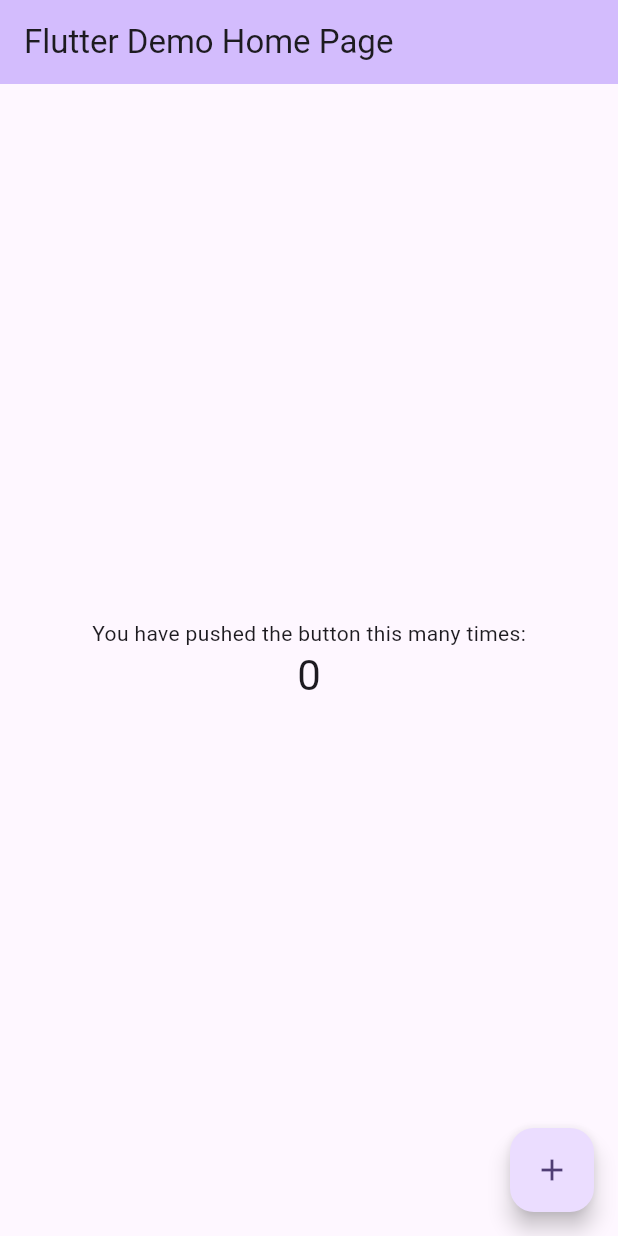
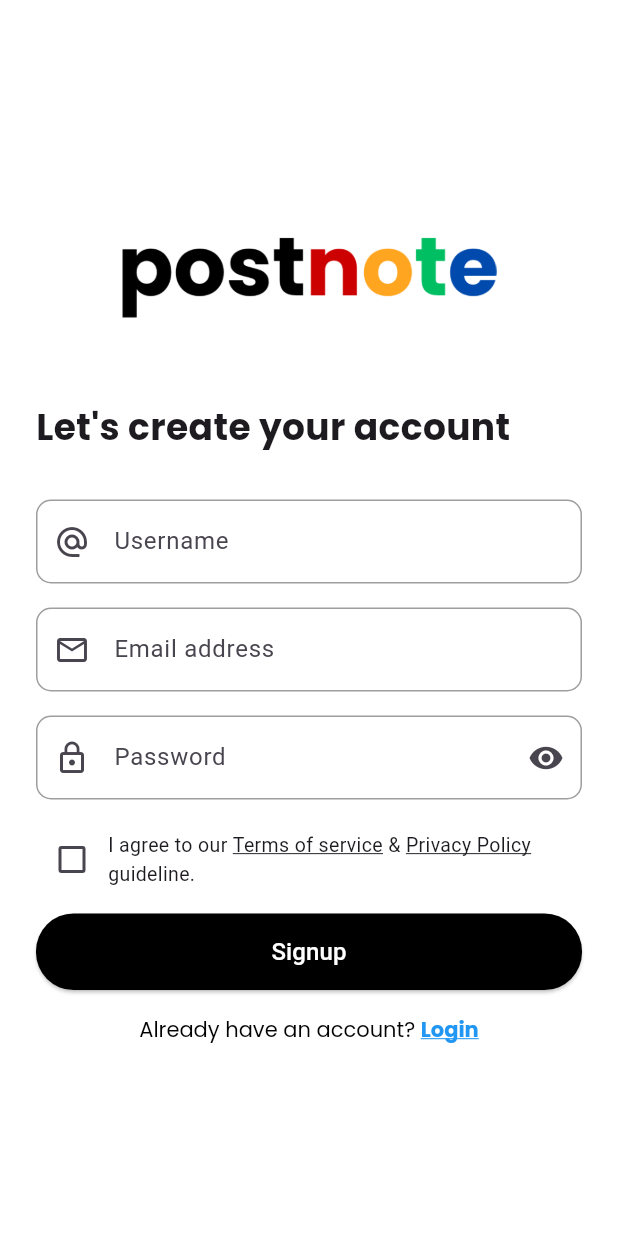
Before and after one commit to Meson104/postnote, a Flutter app: the screen it shows after launch, on a phone screen of 412 x 824 dp. Run offline on Flutter 3.47's test engine with Material 3 defaults, Android fonts, the phone set to English and light mode, and no system bars.

Commit message:
Auth Pages

```diff
--- /dev/null
+++ b/frontend/lib/features/auth/pages/signup_page.dart
@@ -0,0 +1,242 @@
+import 'package:flutter/gestures.dart';
+import 'package:flutter/material.dart';
+import 'package:frontend/features/auth/pages/login_page.dart';
+
+class SignupPage extends StatefulWidget {
+  const SignupPage({Key? key}) : super(key: key);
+
+  @override
+  State<SignupPage> createState() => _SignupPageState();
+}
+
+class _SignupPageState extends State<SignupPage> {
+  bool agreeToTerms = false;
+  bool showPassword = false;
+  final nameController = TextEditingController();
+  final emailController = TextEditingController();
+  final passwordController = TextEditingController();
+  final formKey = GlobalKey<FormState>();
+
+  @override
+  void dispose() {
+    nameController.dispose();
+    emailController.dispose();
+    passwordController.dispose();
+    super.dispose();
+  }
+
+  void signupUser() {
+    if (formKey.currentState!.validate()) {
+      // Do signup logic here
+    }
+  }
+
+  @override
+  Widget build(BuildContext context) {
+    return Scaffold(
+      resizeToAvoidBottomInset: true,
+      backgroundColor: Colors.white,
+      body: SafeArea(
+        child: SingleChildScrollView(
+          padding: const EdgeInsets.symmetric(horizontal: 24, vertical: 16),
+          child: ConstrainedBox(
+            constraints: BoxConstraints(
+              minHeight:
+                  MediaQuery.of(context).size.height -
+                  MediaQuery.of(context).padding.top,
+            ),
+            child: IntrinsicHeight(
+              child: Form(
+                key: formKey,
+                child: Column(
+                  mainAxisAlignment: MainAxisAlignment.center,
+                  crossAxisAlignment: CrossAxisAlignment.start,
+                  children: [
+                    // Logo
+                    Center(
+                      child: Image.asset(
+                        'assets/images/logo.png',
+                        height: 100,
+                        width: 250,
+                      ),
+                    ),
+                    const SizedBox(height: 32),
+
+                    // Title
+                    Text(
+                      'Let\'s create your account',
+                      style: TextStyle(
+                        fontSize: 24,
+                        fontWeight: FontWeight.bold,
+                        fontFamily: 'Poppins',
+                      ),
+                    ),
+                    const SizedBox(height: 32),
+
+                    // Username
+                    TextFormField(
+                      controller: nameController,
+                      decoration: const InputDecoration(
+                        prefixIcon: Icon(Icons.alternate_email),
+                        hintText: 'Username',
+                      ),
+                      validator: (value) {
+                        if (value == null || value.trim().isEmpty) {
+                          return 'Please enter your username';
+                        }
+                        return null;
+                      },
+                    ),
+                    const SizedBox(height: 16),
+
+                    // Email
+                    TextFormField(
+                      controller: emailController,
+                      decoration: const InputDecoration(
+                        prefixIcon: Icon(Icons.email_outlined),
+                        hintText: 'Email address',
+                      ),
+                      validator: (value) {
+                        if (value == null ||
+                            value.trim().isEmpty ||
+                            !RegExp(r'^[^@]+@[^@]+\.[^@]+').hasMatch(value)) {
+                          return 'Please enter a valid email address';
+                        }
+                        return null;
+                      },
+                    ),
+                    const SizedBox(height: 16),
+
+                    // Password
+                    TextFormField(
+                      controller: passwordController,
+                      obscureText: !showPassword,
+                      decoration: InputDecoration(
+                        prefixIcon: const Icon(Icons.lock_outline),
+                        hintText: 'Password',
+                        suffixIcon: IconButton(
+                          icon: Icon(
+                            showPassword
+                                ? Icons.visibility_off
+                                : Icons.visibility,
+                          ),
+                          onPressed: () {
+                            setState(() {
+                              showPassword = !showPassword;
+                            });
+                          },
+                        ),
+                      ),
+                      validator: (value) {
+                        if (value == null ||
+                            value.trim().isEmpty ||
+                            value.trim().length <= 6) {
+                          return 'Password must be at least 6 characters';
+                        }
+                        return null;
+                      },
+                    ),
+                    const SizedBox(height: 16),
+
+                    // Terms and Conditions
+                    Row(
+                      children: [
+                        Checkbox(
+                          value: agreeToTerms,
+                          onChanged: (value) {
+                            setState(() {
+                              agreeToTerms = value!;
+                            });
+                          },
+                        ),
+                        const Expanded(
+                          child: Text.rich(
+                            TextSpan(
+                              text: 'I agree to our ',
+                              children: [
+                                TextSpan(
+                                  text: 'Terms of service',
+                                  style: TextStyle(
+                                    decoration: TextDecoration.underline,
+                                  ),
+                                ),
+                                TextSpan(text: ' & '),
+                                TextSpan(
+                                  text: 'Privacy Policy',
+                                  style: TextStyle(
+                                    decoration: TextDecoration.underline,
+                                  ),
+                                ),
+                                TextSpan(text: ' guideline.'),
+                              ],
+                            ),
+                            style: TextStyle(fontSize: 13),
+                          ),
+                        ),
+                      ],
+                    ),
+                    const SizedBox(height: 12),
+
+                    // Signup Button
+                    SizedBox(
+                      width: double.infinity,
+                      child: ElevatedButton(
+                        onPressed: signupUser,
+                        style: ElevatedButton.styleFrom(
+                          padding: const EdgeInsets.symmetric(vertical: 14),
+                          backgroundColor: Colors.black,
+                          shape: RoundedRectangleBorder(
+                            borderRadius: BorderRadius.circular(25),
+                          ),
+                        ),
+                        child: const Text(
+                          'Signup',
+                          style: TextStyle(fontSize: 16, color: Colors.white),
+                        ),
+                      ),
+                    ),
+                    const SizedBox(height: 16),
+
+                    // Already have an account? Login
+                    Center(
+                      child: RichText(
+                        text: TextSpan(
+                          text: 'Already have an account? ',
+                          style: const TextStyle(
+                            fontFamily: 'Poppins',
+                            color: Colors.black,
+                          ),
+                          children: [
+                            TextSpan(
+                              text: 'Login',
+                              style: const TextStyle(
+                                fontFamily: 'Poppins',
+                                fontWeight: FontWeight.bold,
+                                decoration: TextDecoration.underline,
+                                color: Colors.blue,
+                              ),
+                              recognizer: TapGestureRecognizer()
+                                ..onTap = () {
+                                  Navigator.push(
+                                    context,
+                                    MaterialPageRoute(
+                                      builder: (_) => const LoginPage(),
+                                    ),
+                                  );
+                                },
+                            ),
+                          ],
+                        ),
+                      ),
+                    ),
+                    const SizedBox(height: 24),
+                  ],
+                ),
+              ),
+            ),
+          ),
+        ),
+      ),
+    );
+  }
+}
--- a/frontend/lib/main.dart
+++ b/frontend/lib/main.dart
@@ -1,4 +1,5 @@
 import 'package:flutter/material.dart';
+import 'package:frontend/features/auth/pages/signup_page.dart';
 
 void main() {
   runApp(const MyApp());
@@ -13,110 +14,36 @@ class MyApp extends StatelessWidget {
     return MaterialApp(
       title: 'Flutter Demo',
       theme: ThemeData(
-        // This is the theme of your application.
-        //
-        // TRY THIS: Try running your application with "flutter run". You'll see
-        // the application has a purple toolbar. Then, without quitting the app,
-        // try changing the seedColor in the colorScheme below to Colors.green
-        // and then invoke "hot reload" (save your changes or press the "hot
-        // reload" button in a Flutter-supported IDE, or press "r" if you used
-        // the command line to start the app).
-        //
-        // Notice that the counter didn't reset back to zero; the application
-        // state is not lost during the reload. To reset the state, use hot
-        // restart instead.
-        //
-        // This works for code too, not just values: Most code changes can be
-        // tested with just a hot reload.
-        colorScheme: ColorScheme.fromSeed(seedColor: Colors.deepPurple),
+        inputDecorationTheme: InputDecorationTheme(
+          enabledBorder: OutlineInputBorder(
+            borderSide: BorderSide(color: Colors.grey),
+            borderRadius: BorderRadius.circular(10),
+          ),
+          focusedBorder: OutlineInputBorder(
+            borderSide: BorderSide(color: Colors.grey),
+            borderRadius: BorderRadius.circular(10),
+          ),
+          errorBorder: OutlineInputBorder(
+            borderSide: BorderSide(color: Colors.red),
+            borderRadius: BorderRadius.circular(10),
+          ),
+          border: OutlineInputBorder(
+            borderSide: BorderSide(color: Colors.grey),
+            borderRadius: BorderRadius.circular(10),
+          ),
+        ),
+
+        elevatedButtonTheme: ElevatedButtonThemeData(
+          style: ElevatedButton.styleFrom(
+            backgroundColor: Colors.black,
+            minimumSize: const Size(double.infinity, 50),
+            shape: RoundedRectangleBorder(
+              borderRadius: BorderRadius.circular(25),
+            ),
+          ),
+        ),
       ),
-      home: const MyHomePage(title: 'Flutter Demo Home Page'),
+      home: SignupPage(),
     );
   }
 }
-
-class MyHomePage extends StatefulWidget {
-  const MyHomePage({super.key, required this.title});
-
-  // This widget is the home page of your application. It is stateful, meaning
-  // that it has a State object (defined below) that contains fields that affect
-  // how it looks.
-
-  // This class is the configuration for the state. It holds the values (in this
-  // case the title) provided by the parent (in this case the App widget) and
-  // used by the build method of the State. Fields in a Widget subclass are
-  // always marked "final".
-
-  final String title;
-
-  @override
-  State<MyHomePage> createState() => _MyHomePageState();
-}
-
-class _MyHomePageState extends State<MyHomePage> {
-  int _counter = 0;
-
-  void _incrementCounter() {
-    setState(() {
-      // This call to setState tells the Flutter framework that something has
-      // changed in this State, which causes it to rerun the build method below
-      // so that the display can reflect the updated values. If we changed
-      // _counter without calling setState(), then the build method would not be
-      // called again, and so nothing would appear to happen.
-      _counter++;
-    });
-  }
-
-  @override
-  Widget build(BuildContext context) {
-    // This method is rerun every time setState is called, for instance as done
-    // by the _incrementCounter method above.
-    //
-    // The Flutter framework has been optimized to make rerunning build methods
-    // fast, so that you can just rebuild anything that needs updating rather
-    // than having to individually change instances of widgets.
-    return Scaffold(
-      appBar: AppBar(
-        // TRY THIS: Try changing the color here to a specific color (to
-        // Colors.amber, perhaps?) and trigger a hot reload to see the AppBar
-        // change color while the other colors stay the same.
-        backgroundColor: Theme.of(context).colorScheme.inversePrimary,
-        // Here we take the value from the MyHomePage object that was created by
-        // the App.build method, and use it to set our appbar title.
-        title: Text(widget.title),
-      ),
-      body: Center(
-        // Center is a layout widget. It takes a single child and positions it
-        // in the middle of the parent.
-        child: Column(
-          // Column is also a layout widget. It takes a list of children and
-          // arranges them vertically. By default, it sizes itself to fit its
-          // children horizontally, and tries to be as tall as its parent.
-          //
-          // Column has various properties to control how it sizes itself and
-          // how it positions its children. Here we use mainAxisAlignment to
-          // center the children vertically; the main axis here is the vertical
-          // axis because Columns are vertical (the cross axis would be
-          // horizontal).
-          //
-          // TRY THIS: Invoke "debug painting" (choose the "Toggle Debug Paint"
-          // action in the IDE, or press "p" in the console), to see the
-          // wireframe for each widget.
-          mainAxisAlignment: MainAxisAlignment.center,
-          children: <Widget>[
-            const Text('You have pushed the button this many times:'),
-            Text(
-              '$_counter',
-              style: Theme.of(context).textTheme.headlineMedium,
-            ),
-          ],
-        ),
-      ),
-      floatingActionButton: FloatingActionButton(
-        onPressed: _incrementCounter,
-        tooltip: 'Increment',
-        child: const Icon(Icons.add),
-      ), // This trailing comma makes auto-formatting nicer for build methods.
-    );
-  }
-}
```
Also changed, not shown: frontend/lib/features/auth/pages/login_page.dart (added, +185 -0 lines), frontend/pubspec.yaml (+10 -11 lines), frontend/assets/fonts/Poppins-Bold.ttf (added), frontend/assets/fonts/Poppins-Medium.ttf (added), frontend/assets/fonts/Poppins-Regular.ttf (added), frontend/assets/images/logo.png (added).
